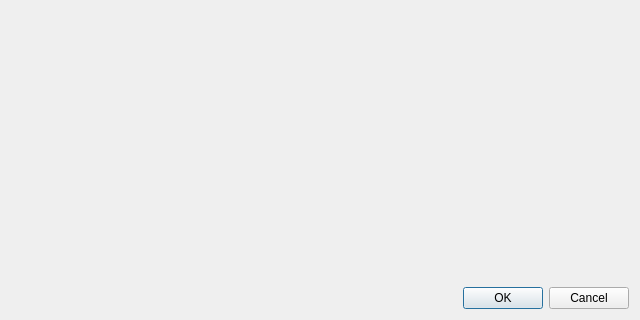
Before: the Qt Designer form ui/dialogerrors.ui in sbmlteam/QtDeviser, drawn with Qt 5; both pictures show x 0 to 640 and y 160 to 480 of the 640 by 480 pixel window.
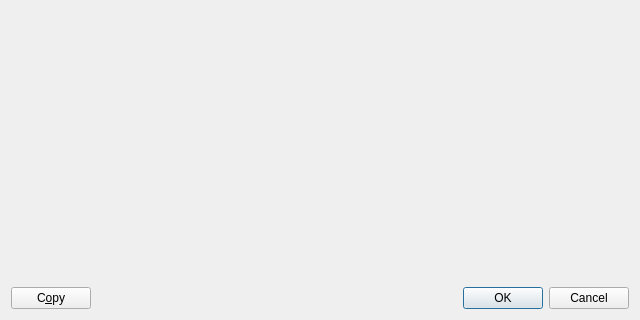
After: the same form once the commit is applied.

Commit message: - copy XML & yUML for current item, copy errors to clipboard

Patch:
```diff
--- a/ui/dialogerrors.ui
+++ b/ui/dialogerrors.ui
@@ -13,8 +13,6 @@
   <property name="windowTitle">
    <string>Dialog</string>
   </property>
-  <layout class="QGridLayout" name="gridLayout">
-   <item row="0" column="0">
     <layout class="QVBoxLayout" name="verticalLayout">
      <item>
       <widget class="QLabel" name="lblCount">
@@ -50,6 +48,31 @@
       </widget>
      </item>
      <item>
+    <layout class="QHBoxLayout" name="horizontalLayout">
+     <item>
+      <widget class="QPushButton" name="cmdCopy">
+       <property name="text">
+        <string>C&amp;opy</string>
+       </property>
+       <property name="shortcut">
+        <string>Ctrl+C</string>
+       </property>
+      </widget>
+     </item>
+     <item>
+      <spacer name="horizontalSpacer">
+       <property name="orientation">
+        <enum>Qt::Horizontal</enum>
+       </property>
+       <property name="sizeHint" stdset="0">
+        <size>
+         <width>40</width>
+         <height>20</height>
+        </size>
+       </property>
+      </spacer>
+     </item>
+     <item>
       <widget class="QDialogButtonBox" name="buttonBox">
        <property name="orientation">
         <enum>Qt::Horizontal</enum>
```
Left out of the diff: 23 changed lines with no effect on the pictures. Lines whose indentation alone changed are shown as unchanged. The commit also changes 8 other files.
